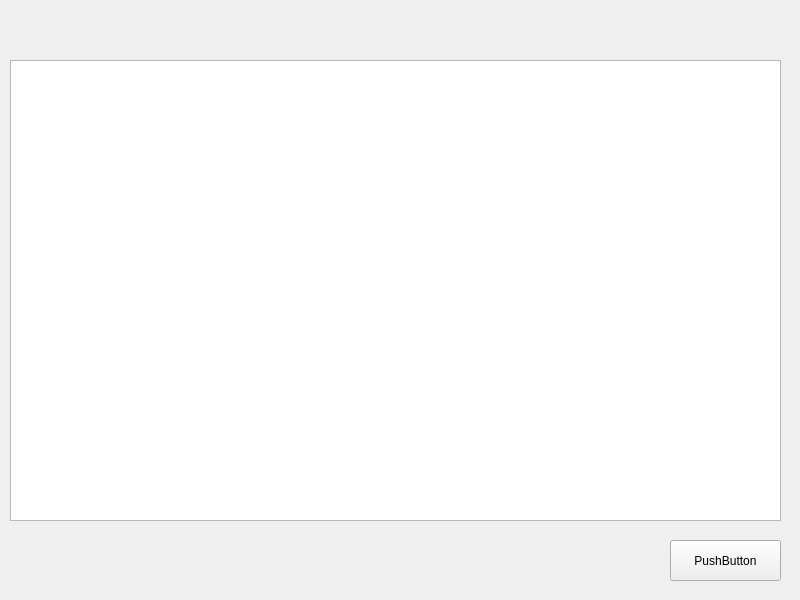
First picture: the form in hqtop/widget.ui, repository frankenstein27/hqtop, before the edit.
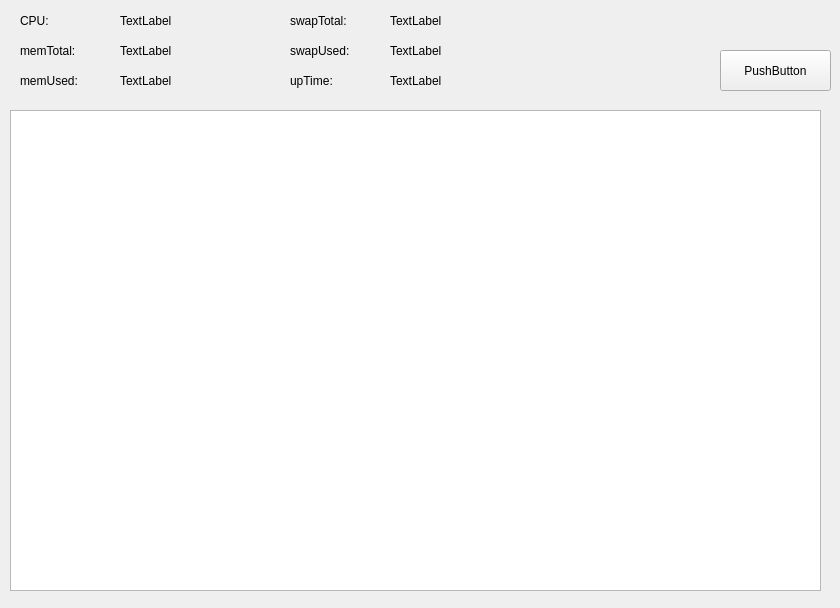
Second picture: the form after the edit.

```diff
--- a/hqtop/widget.ui
+++ b/hqtop/widget.ui
@@ -6,8 +6,8 @@
    <rect>
     <x>0</x>
     <y>0</y>
-    <width>800</width>
-    <height>600</height>
+    <width>840</width>
+    <height>608</height>
    </rect>
   </property>
   <property name="windowTitle">
@@ -16,8 +16,8 @@
   <widget class="QPushButton" name="pushButton">
    <property name="geometry">
     <rect>
-     <x>670</x>
-     <y>540</y>
+     <x>720</x>
+     <y>50</y>
      <width>111</width>
      <height>41</height>
     </rect>
@@ -30,12 +30,168 @@
    <property name="geometry">
     <rect>
      <x>10</x>
-     <y>60</y>
-     <width>771</width>
-     <height>461</height>
+     <y>110</y>
+     <width>811</width>
+     <height>481</height>
     </rect>
    </property>
   </widget>
+  <widget class="QLabel" name="label">
+   <property name="geometry">
+    <rect>
+     <x>20</x>
+     <y>10</y>
+     <width>71</width>
+     <height>21</height>
+    </rect>
+   </property>
+   <property name="text">
+    <string>CPU:</string>
+   </property>
+  </widget>
+  <widget class="QLabel" name="cpuLabel">
+   <property name="geometry">
+    <rect>
+     <x>120</x>
+     <y>10</y>
+     <width>101</width>
+     <height>21</height>
+    </rect>
+   </property>
+   <property name="text">
+    <string>TextLabel</string>
+   </property>
+  </widget>
+  <widget class="QLabel" name="label_2">
+   <property name="geometry">
+    <rect>
+     <x>20</x>
+     <y>40</y>
+     <width>91</width>
+     <height>21</height>
+    </rect>
+   </property>
+   <property name="text">
+    <string>memTotal:</string>
+   </property>
+  </widget>
+  <widget class="QLabel" name="memTotalLabel">
+   <property name="geometry">
+    <rect>
+     <x>120</x>
+     <y>40</y>
+     <width>101</width>
+     <height>21</height>
+    </rect>
+   </property>
+   <property name="text">
+    <string>TextLabel</string>
+   </property>
+  </widget>
+  <widget class="QLabel" name="label_3">
+   <property name="geometry">
+    <rect>
+     <x>20</x>
+     <y>70</y>
+     <width>91</width>
+     <height>21</height>
+    </rect>
+   </property>
+   <property name="text">
+    <string>memUsed:</string>
+   </property>
+  </widget>
+  <widget class="QLabel" name="memUsedLabel">
+   <property name="geometry">
+    <rect>
+     <x>120</x>
+     <y>70</y>
+     <width>101</width>
+     <height>21</height>
+    </rect>
+   </property>
+   <property name="text">
+    <string>TextLabel</string>
+   </property>
+  </widget>
+  <widget class="QLabel" name="label_4">
+   <property name="geometry">
+    <rect>
+     <x>290</x>
+     <y>10</y>
+     <width>91</width>
+     <height>21</height>
+    </rect>
+   </property>
+   <property name="text">
+    <string>swapTotal:</string>
+   </property>
+  </widget>
+  <widget class="QLabel" name="swapTotalLabel">
+   <property name="geometry">
+    <rect>
+     <x>390</x>
+     <y>10</y>
+     <width>101</width>
+     <height>21</height>
+    </rect>
+   </property>
+   <property name="text">
+    <string>TextLabel</string>
+   </property>
+  </widget>
+  <widget class="QLabel" name="label_5">
+   <property name="geometry">
+    <rect>
+     <x>290</x>
+     <y>40</y>
+     <width>91</width>
+     <height>21</height>
+    </rect>
+   </property>
+   <property name="text">
+    <string>swapUsed:</string>
+   </property>
+  </widget>
+  <widget class="QLabel" name="swapUsedLabel">
+   <property name="geometry">
+    <rect>
+     <x>390</x>
+     <y>40</y>
+     <width>101</width>
+     <height>21</height>
+    </rect>
+   </property>
+   <property name="text">
+    <string>TextLabel</string>
+   </property>
+  </widget>
+  <widget class="QLabel" name="upTimeLabel">
+   <property name="geometry">
+    <rect>
+     <x>390</x>
+     <y>70</y>
+     <width>101</width>
+     <height>21</height>
+    </rect>
+   </property>
+   <property name="text">
+    <string>TextLabel</string>
+   </property>
+  </widget>
+  <widget class="QLabel" name="label_6">
+   <property name="geometry">
+    <rect>
+     <x>290</x>
+     <y>70</y>
+     <width>91</width>
+     <height>21</height>
+    </rect>
+   </property>
+   <property name="text">
+    <string>upTime:</string>
+   </property>
+  </widget>
  </widget>
  <resources/>
  <connections/>
```
Left out of the diff: 2 changed lines with no effect on the pictures.
